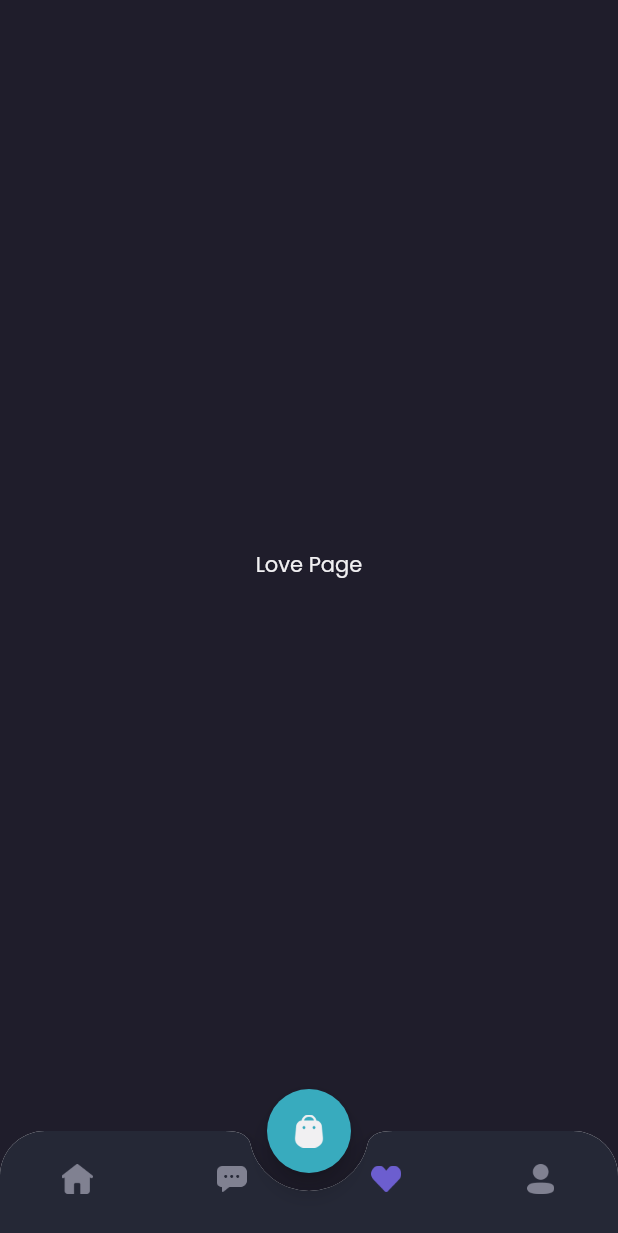
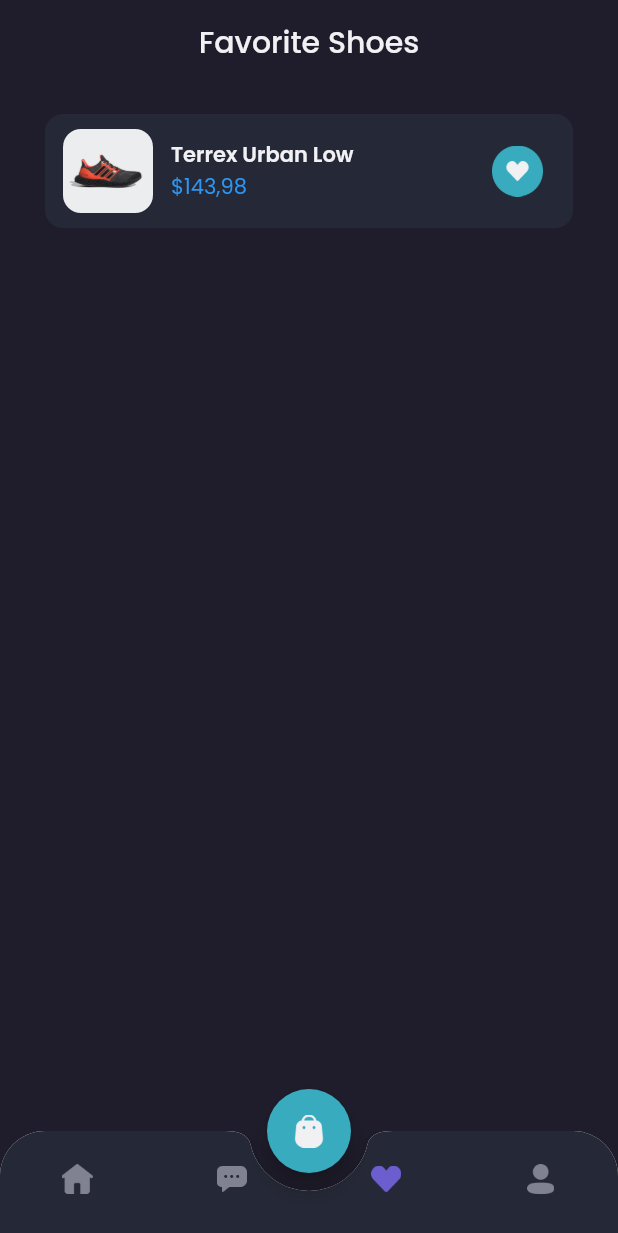
Before and after one commit to DeniJuly/shamo-app, a Flutter app: the MainPage screen opened by its route, item 3 of the bottom bar chosen, on a phone screen of 412 x 824 dp. Shown: the top 1233 px of the screen. Run offline on Flutter 3.47's test engine with Material 2 defaults, Android fonts, the phone set to English and light mode, and no system bars; our stand-ins replace google_fonts.

Commit message:
wishlist page

```diff
--- a/lib/pages/home/love_page.dart
+++ b/lib/pages/home/love_page.dart
@@ -1,18 +1,107 @@
 import 'package:flutter/material.dart';
 import 'package:shamo_app/config/theme.dart';
+import 'package:shamo_app/widgets/love_card.dart';
 
 class LovePage extends StatelessWidget {
   const LovePage({Key? key}) : super(key: key);
 
   @override
   Widget build(BuildContext context) {
-    return Container(
-      child: Center(
-        child: Text(
-          'Love Page',
-          style: primaryTextStyle,
+    Widget header() {
+      return AppBar(
+        backgroundColor: bgColor1,
+        centerTitle: true,
+        title: Text(
+          'Favorite Shoes',
+          style: primaryTextStyle.copyWith(
+            fontWeight: FontWeight.w500,
+          ),
         ),
-      ),
+        elevation: 0,
+        automaticallyImplyLeading: false,
+      );
+    }
+
+    Widget emptyData() {
+      return Expanded(
+        child: Container(
+          width: double.infinity,
+          color: bgColor3,
+          child: Column(
+            mainAxisAlignment: MainAxisAlignment.center,
+            children: [
+              Image.asset(
+                'assets/icons/ic_love_green.png',
+                width: 74,
+                height: 76,
+              ),
+              SizedBox(
+                height: 23,
+              ),
+              Text(
+                "You don't have dream shoes?",
+                style: primaryTextStyle.copyWith(
+                  fontSize: 16,
+                  fontWeight: FontWeight.w500,
+                ),
+              ),
+              SizedBox(
+                height: 12,
+              ),
+              Text(
+                "Let's find your favorite shoes",
+                style: secondaryTextStyle,
+              ),
+              SizedBox(
+                height: 20,
+              ),
+              Container(
+                height: 44,
+                child: TextButton(
+                  onPressed: () {},
+                  style: TextButton.styleFrom(
+                    padding: EdgeInsets.symmetric(
+                      horizontal: 24,
+                      vertical: 10,
+                    ),
+                    shape: RoundedRectangleBorder(
+                        borderRadius: BorderRadius.circular(12)),
+                    backgroundColor: primaryColor,
+                  ),
+                  child: Text(
+                    'Explore Store',
+                    style: primaryTextStyle.copyWith(
+                      fontSize: 16,
+                      fontWeight: FontWeight.w500,
+                    ),
+                  ),
+                ),
+              )
+            ],
+          ),
+        ),
+      );
+    }
+
+    Widget content() {
+      return Expanded(
+        child: ListView(
+          padding: EdgeInsets.symmetric(
+            horizontal: defaultMargin,
+          ),
+          children: [
+            LoveCard(),
+          ],
+        ),
+      );
+    }
+
+    return Column(
+      children: [
+        header(),
+        // emptyData(),
+        content(),
+      ],
     );
   }
 }
--- /dev/null
+++ b/lib/widgets/love_card.dart
@@ -0,0 +1,64 @@
+import 'package:flutter/material.dart';
+import 'package:shamo_app/config/theme.dart';
+
+class LoveCard extends StatelessWidget {
+  const LoveCard({Key? key}) : super(key: key);
+
+  @override
+  Widget build(BuildContext context) {
+    return Container(
+      margin: EdgeInsets.only(
+        top: 20,
+      ),
+      padding: EdgeInsets.symmetric(
+        horizontal: 12,
+        vertical: 10,
+      ),
+      decoration: BoxDecoration(
+        color: bgColor4,
+        borderRadius: BorderRadius.circular(12),
+      ),
+      child: Row(
+        children: [
+          ClipRRect(
+            borderRadius: BorderRadius.circular(12),
+            child: Image.asset(
+              'assets/images/sepatu.png',
+              width: 60,
+            ),
+          ),
+          SizedBox(
+            width: 12,
+          ),
+          Expanded(
+            child: Column(
+              crossAxisAlignment: CrossAxisAlignment.start,
+              children: [
+                Text(
+                  'Terrex Urban Low',
+                  style: primaryTextStyle.copyWith(
+                    fontWeight: FontWeight.w600,
+                  ),
+                ),
+                Text(
+                  '\$143,98',
+                  style: priceTextStyle,
+                ),
+              ],
+            ),
+          ),
+          SizedBox(
+            width: 12,
+          ),
+          Image.asset(
+            'assets/icons/btn_love_green.png',
+            width: 34,
+          ),
+          SizedBox(
+            width: 8,
+          ),
+        ],
+      ),
+    );
+  }
+}
```
